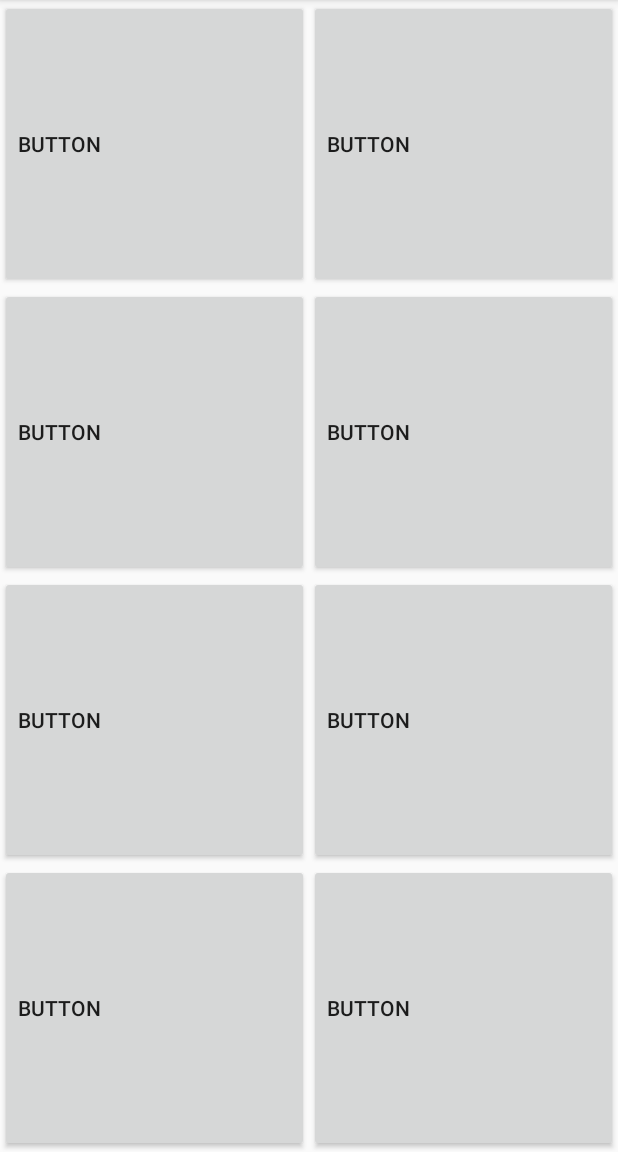
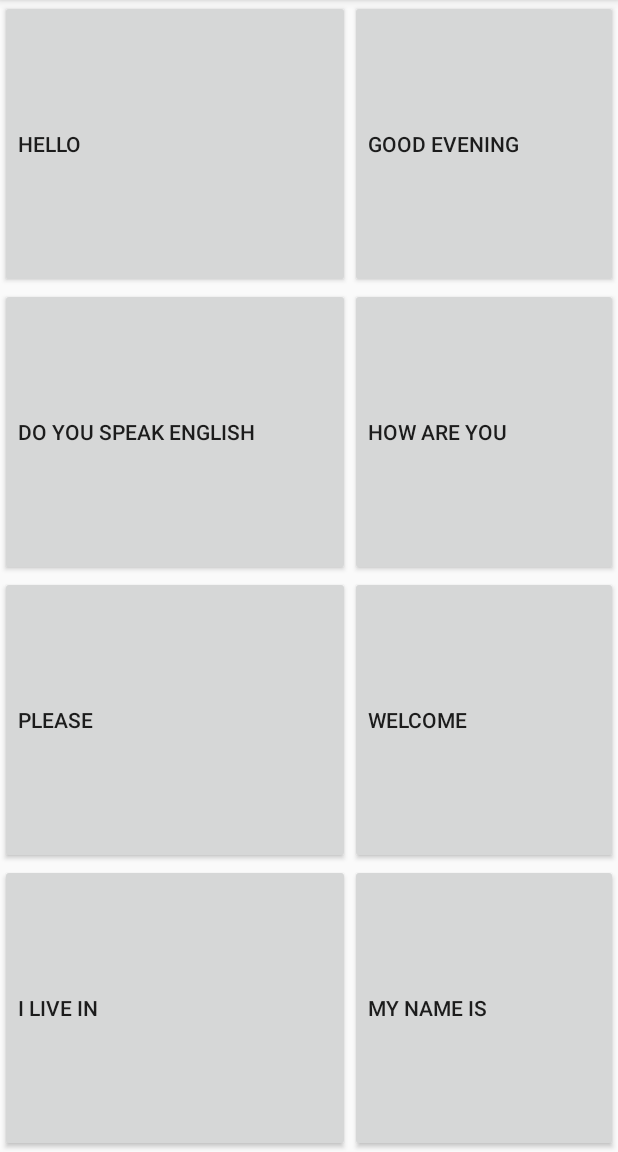
Before and after one commit to RandSaleh/BasicPhrasesApp, an Android app: the screen it shows after launch (MainActivity), on a phone screen of 412 x 824 dp, the part 84-1236 px from its top. Run offline under Robolectric (Android 15) with nearby library versions, the phone set to English and light mode, and no system bars.

Commit message:
add the basic functionality

```diff
--- a/app/src/main/res/layout/activity_main.xml
+++ b/app/src/main/res/layout/activity_main.xml
@@ -19,53 +19,70 @@
 
         <Button
             android:id="@+id/button1"
-            android:text="Button"
+            android:text="Hello"
             android:gravity="fill"
             app:layout_columnWeight="1"
-            app:layout_rowWeight="1"/>
+            app:layout_rowWeight="1"
+            android:onClick="sayPhrases"
+            android:tag="1"
+            />
         <Button
             android:id="@+id/button2"
-            android:text="Button"
+            android:text="Good evening "
             android:gravity="fill"
             app:layout_columnWeight="1"
-            app:layout_rowWeight="1"/>
+            app:layout_rowWeight="1"
+            android:onClick="sayPhrases"
+            android:tag="2"/>
 
         <Button
             android:id="@+id/button3"
-            android:text="Button"
+            android:text="Do you speak english"
             android:gravity="fill"
             app:layout_columnWeight="1"
-            app:layout_rowWeight="1"/>
+            app:layout_rowWeight="1"
+            android:onClick="sayPhrases"
+            android:tag="3"/>
         <Button
             android:id="@+id/button4"
-            android:text="Button"
+            android:text="How are you "
             android:gravity="fill"
             app:layout_columnWeight="1"
-            app:layout_rowWeight="1"/>
+            app:layout_rowWeight="1"
+            android:onClick="sayPhrases"
+            android:tag="4"/>
         <Button
             android:id="@+id/button5"
-            android:text="Button"
+            android:text="Please"
             android:gravity="fill"
             app:layout_columnWeight="1"
-            app:layout_rowWeight="1"/>
+            app:layout_rowWeight="1"
+            android:onClick="sayPhrases"
+            android:tag="5"/>
         <Button
             android:id="@+id/button6"
-            android:text="Button"
+            android:text="Welcome"
             android:gravity="fill"
             app:layout_columnWeight="1"
-            app:layout_rowWeight="1"/>
+            app:layout_rowWeight="1"
+            android:onClick="sayPhrases"
+            android:tag="6"/>
         <Button
             android:id="@+id/button7"
-            android:text="Button"
+            android:text="I live in "
             android:gravity="fill"
             app:layout_columnWeight="1"
-            app:layout_rowWeight="1"/>
+            app:layout_rowWeight="1"
+            android:onClick="sayPhrases"
+            android:tag="7"/>
         <Button
             android:id="@+id/button8"
-            android:text="Button"
+            android:text="My name is "
             android:gravity="fill"
             app:layout_columnWeight="1"
-            app:layout_rowWeight="1"/>
+            app:layout_rowWeight="1"
+            android:onClick="sayPhrases"
+            android:tag="8"/>
 
     </android.support.v7.widget.GridLayout>
 </android.support.constraint.ConstraintLayout>
```
Also changed, not shown: app/src/main/java/com/example/gridlayout/MainActivity.java (+45 -3 lines), 8 other files.
